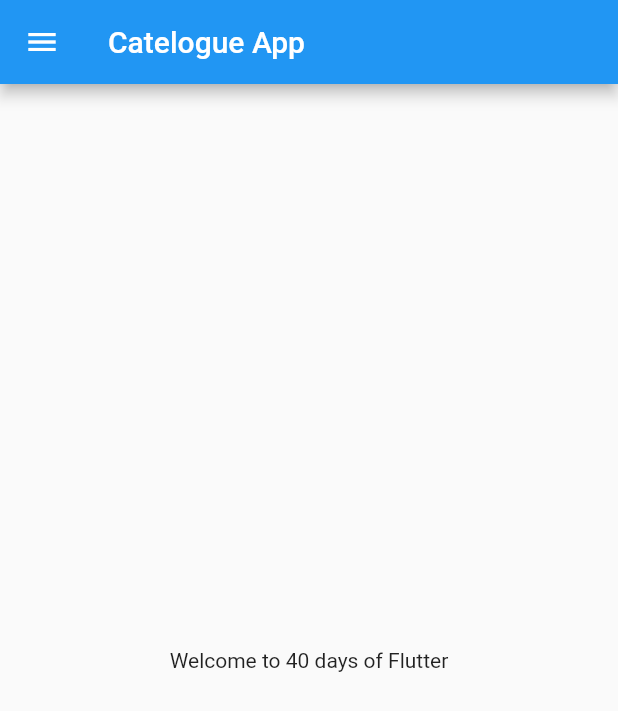
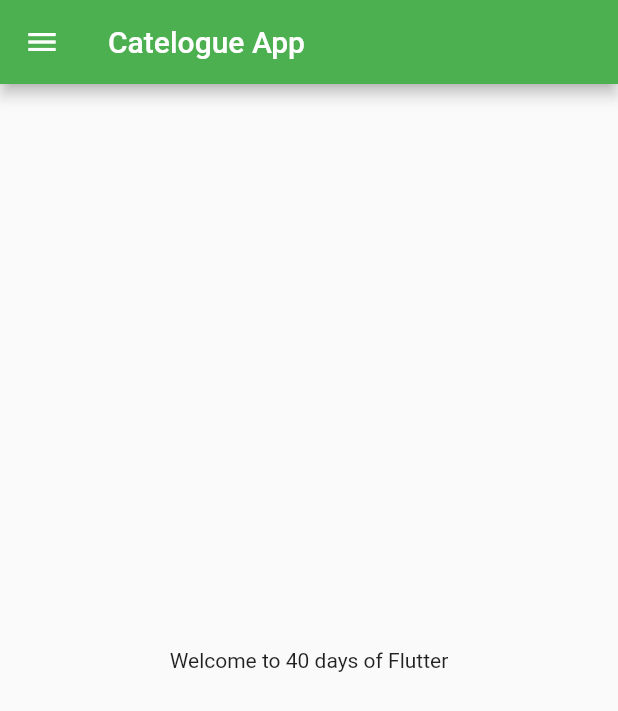
Before and after one commit to Sabbir1234/Flutter-Starter, a Flutter app: the screen it shows after launch, on a phone screen of 412 x 824 dp. Shown: the top 711 px of the screen. Run offline on Flutter 3.47's test engine with Material 2 defaults, Android fonts, the phone set to English and light mode, and no system bars.

Commit message:
day 3 completed

```diff
--- a/lib/main.dart
+++ b/lib/main.dart
@@ -1,18 +1,33 @@
 import 'package:flutter/material.dart';
-import 'package:flutter_application_demo/home_page.dart';
+import 'package:flutter_application_demo/pages/home_page.dart';
+import 'package:flutter_application_demo/pages/login_page.dart';
 
 void main(List<String> args) {
-  runApp(YourApp());
+  runApp(MyApp());
 }
 
-class YourApp extends StatelessWidget {
-  int days = 100;
-  int nights = 30;
+class MyApp extends StatelessWidget {
+  final int days = 100;
+  final int nights = 30;
 
   @override
   Widget build(BuildContext context) {
+    //bringVegetables(thaila: true);
     return MaterialApp(
-      home: HomePage() ,
+      // home: HomePage(),
+      themeMode: ThemeMode.dark,
+      theme: ThemeData(primarySwatch: Colors.blue),
+      darkTheme: ThemeData(primarySwatch: Colors.green),
+      initialRoute: "/home"  ,
+      routes: {
+        "/": (context) => LoginPage(),
+        "/login": (context) => LoginPage(),
+        "/home": (context) => HomePage(),
+      },
     );
   }
+
+  bringVegetables({required bool thaila, int rupees = 100}) {
+    if (!thaila) print("print test $rupees rupees");
+  }
 }
--- a/lib/home_page.dart
+++ b/lib/pages/home_page.dart
@@ -3,7 +3,7 @@ import 'package:flutter/material.dart';
 class HomePage extends StatelessWidget {
   HomePage({Key? key}) : super(key: key);
 
-  int days = 40;
+  final int days = 40;
   @override
   Widget build(BuildContext context) {
     return Scaffold(
```
Also changed, not shown: lib/pages/login_page.dart (added, +18 -0 lines).
